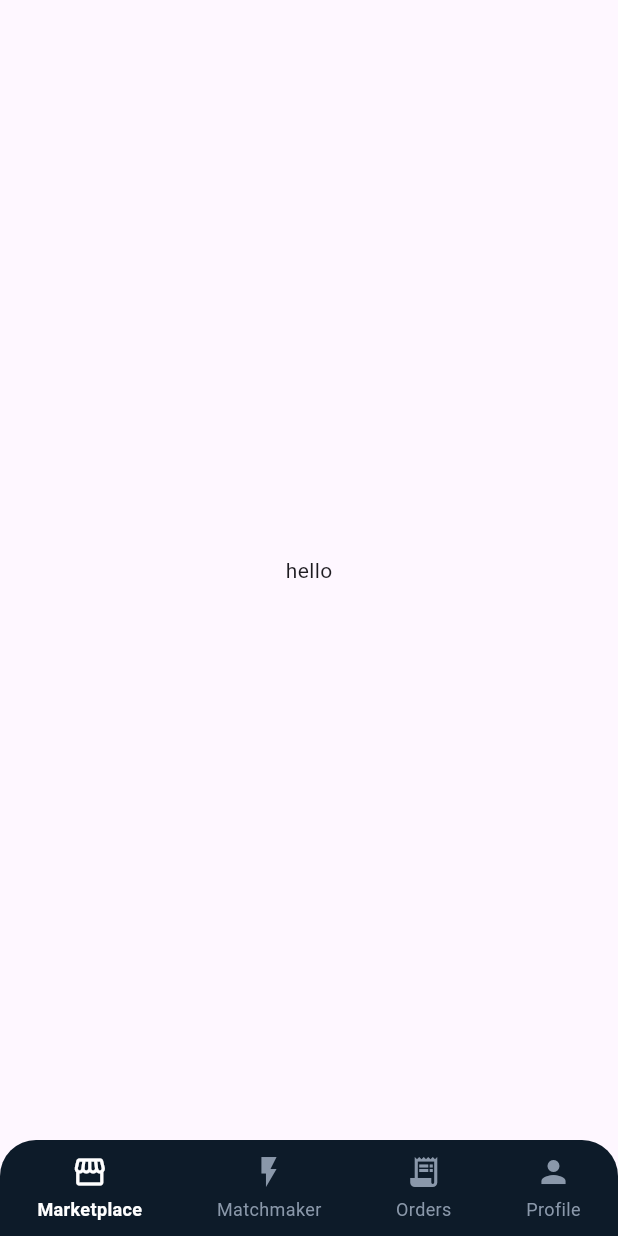
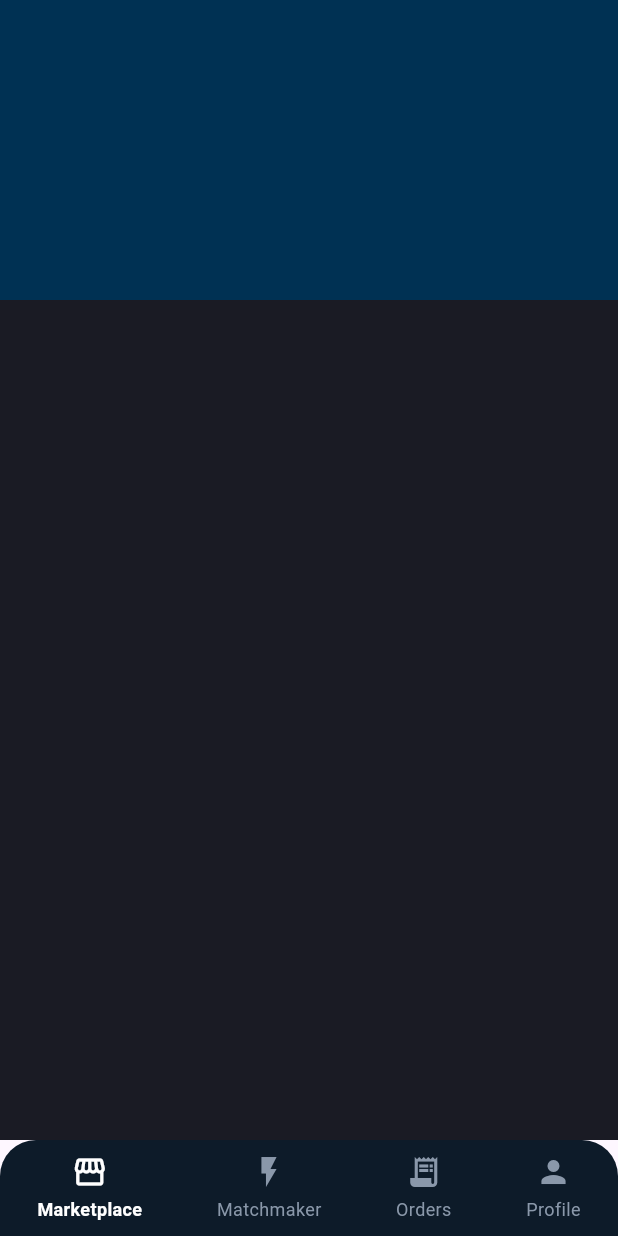
Before and after one commit to MazenEmad90/Proven, a Flutter app: the screen it shows after launch, on a phone screen of 412 x 824 dp. Run offline on Flutter 3.47's test engine with Material 3 defaults, Android fonts, the phone set to English and light mode, and no system bars.

Commit message:
background market place

```diff
--- a/proven/lib/features/marketPlace/market_page.dart
+++ b/proven/lib/features/marketPlace/market_page.dart
@@ -1,4 +1,5 @@
 import 'package:flutter/material.dart';
+import 'package:proven/core/theme/colors.dart';
 
 class MarketPage extends StatefulWidget {
   const MarketPage({super.key});
@@ -11,8 +12,17 @@ class _MarketPageState extends State<MarketPage> {
   @override
   Widget build(BuildContext context) {
     return Scaffold(
-      body: Center(
-        child: Text('hello'),
+      backgroundColor: AppColors.onBackground,
+      body: SingleChildScrollView(
+        child: Column(
+          children: [
+            Container(
+              decoration: BoxDecoration(color: AppColors.brandNavy),
+              width: 500,
+              height: 200,
+            ),
+          ],
+        ),
       ),
     );
   }
```
Also changed, not shown: proven/analysis_options.yaml (+9 -0 lines).
